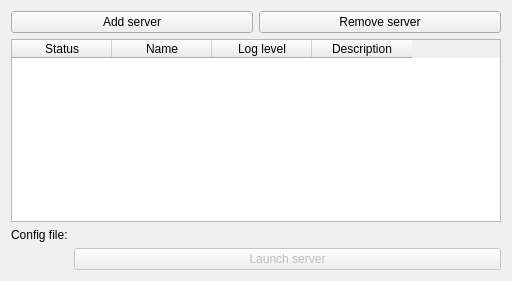
Qt form PlusRemote/Widgets/Resources/UI/qMRMLPlusServerLauncherTableView.ui (Sunderlandkyl/SlicerOpenIGTLink) before a commit.
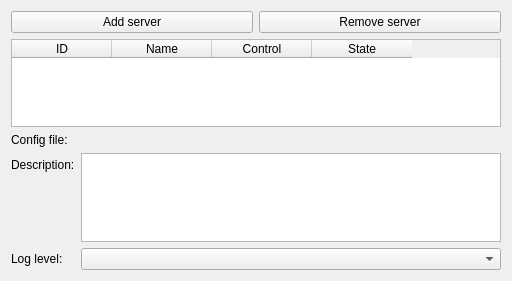
The same form after that commit. Icons and pictures are not drawn. Custom widgets are drawn as their Qt base class.

Diff of the .ui file:
```diff
--- a/PlusRemote/Widgets/Resources/UI/qMRMLPlusServerLauncherTableView.ui
+++ b/PlusRemote/Widgets/Resources/UI/qMRMLPlusServerLauncherTableView.ui
@@ -45,7 +45,7 @@
      </property>
      <column>
       <property name="text">
-       <string>Status</string>
+       <string>ID</string>
       </property>
      </column>
      <column>
@@ -55,12 +55,12 @@
      </column>
      <column>
       <property name="text">
-       <string>Log level</string>
+       <string>Control</string>
       </property>
      </column>
      <column>
       <property name="text">
-       <string>Description</string>
+       <string>State</string>
       </property>
      </column>
     </widget>
@@ -70,17 +70,10 @@
      <property name="fieldGrowthPolicy">
       <enum>QFormLayout::AllNonFixedFieldsGrow</enum>
      </property>
-     <item row="1" column="1">
-      <widget class="QPushButton" name="StartStopButton">
-       <property name="enabled">
-        <bool>false</bool>
-       </property>
+     <item row="0" column="0">
+      <widget class="QLabel" name="ConfigFileLabel">
        <property name="text">
-        <string>Launch server</string>
-       </property>
-       <property name="icon">
-        <iconset resource="../qMRMLPlusServerLauncherRemoteWidget.qrc">
-         <normaloff>:/Icons/PlusLauncherRemoteConnect.png</normaloff>:/Icons/PlusLauncherRemoteConnect.png</iconset>
+        <string>Config file:</string>
        </property>
       </widget>
      </item>
@@ -102,13 +95,26 @@
        </property>
       </widget>
      </item>
-     <item row="0" column="0">
-      <widget class="QLabel" name="ConfigFileLabel">
+     <item row="2" column="0">
+      <widget class="QLabel" name="LogLevelLabel">
        <property name="text">
-        <string>Config file:</string>
+        <string>Log level:</string>
        </property>
       </widget>
      </item>
+     <item row="1" column="0">
+      <widget class="QLabel" name="DescriptionLabel">
+       <property name="text">
+        <string>Description:</string>
+       </property>
+      </widget>
+     </item>
+     <item row="1" column="1">
+      <widget class="QTextEdit" name="DescriptionTextEdit"/>
+     </item>
+     <item row="2" column="1">
+      <widget class="QComboBox" name="LogLevelComboBox"/>
+     </item>
     </layout>
    </item>
   </layout>
```
